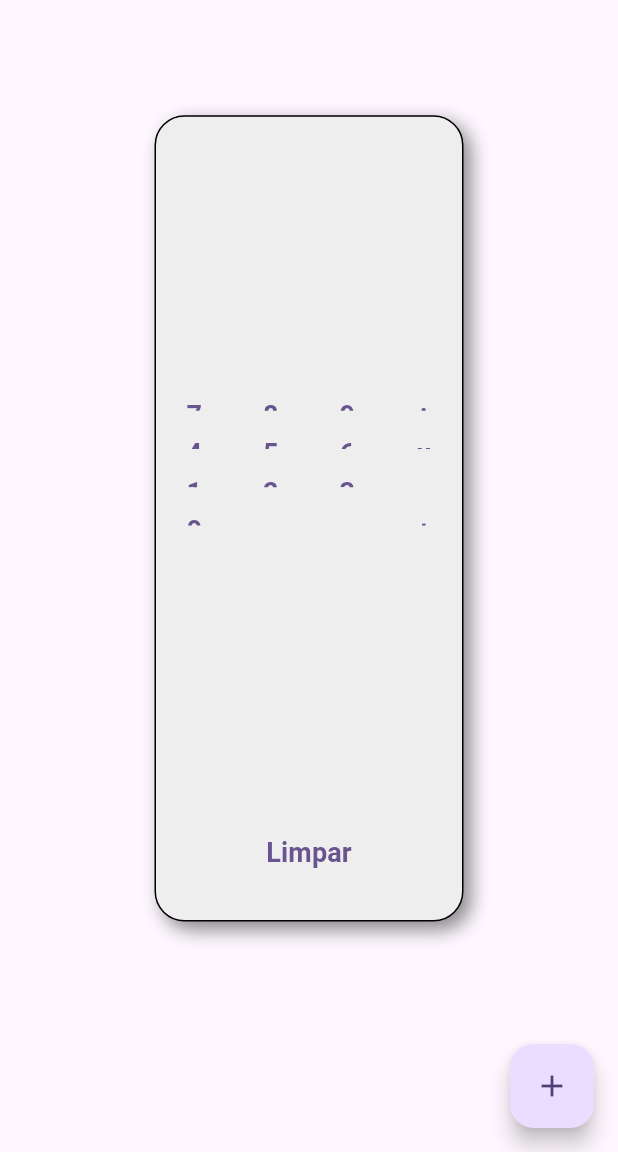
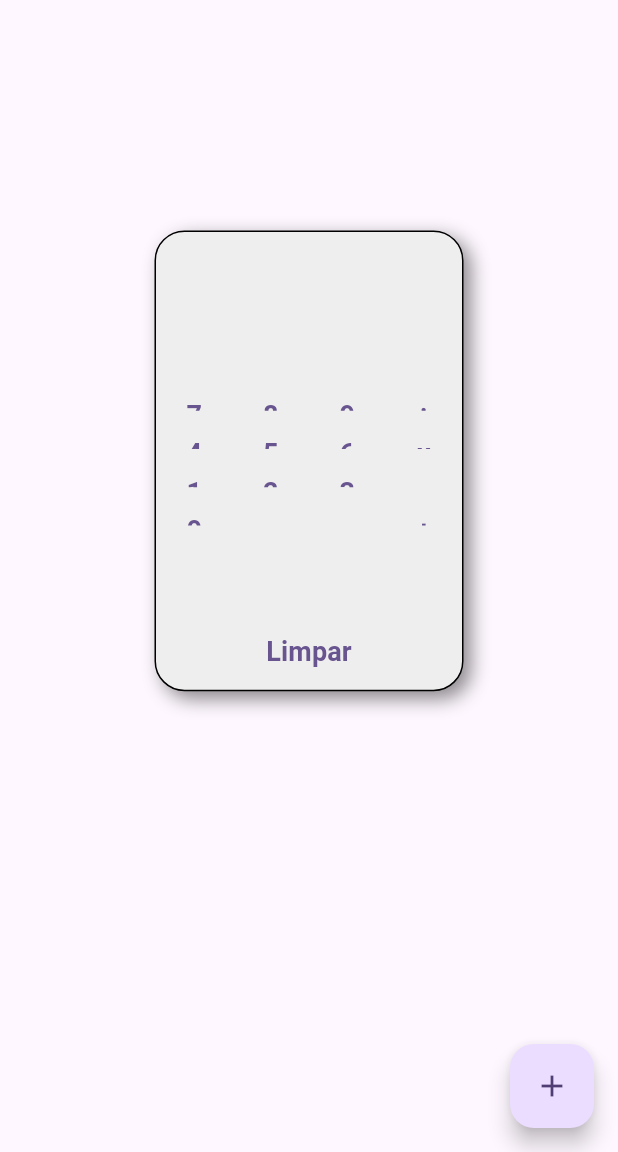
Before and after one commit to annajulyapontes/app-calculadora, a Flutter app: the screen it shows after launch, on a phone screen of 412 x 824 dp, the part 84-1236 px from its top. Run offline on Flutter 3.47's test engine with Material 3 defaults, Android fonts, the phone set to English and light mode, and no system bars; missing offline and left inert: expressions.

Commit message:
Update main.dart

```diff
--- a/lib/main.dart
+++ b/lib/main.dart
@@ -50,7 +50,7 @@ class _HomePageState extends State<HomePage> {
               child: Container(),
             ),
             Expanded(
-              flex: 7,
+              flex: 2,
               child: Row(
                 mainAxisAlignment: MainAxisAlignment.spaceEvenly,
                 children: [
```
